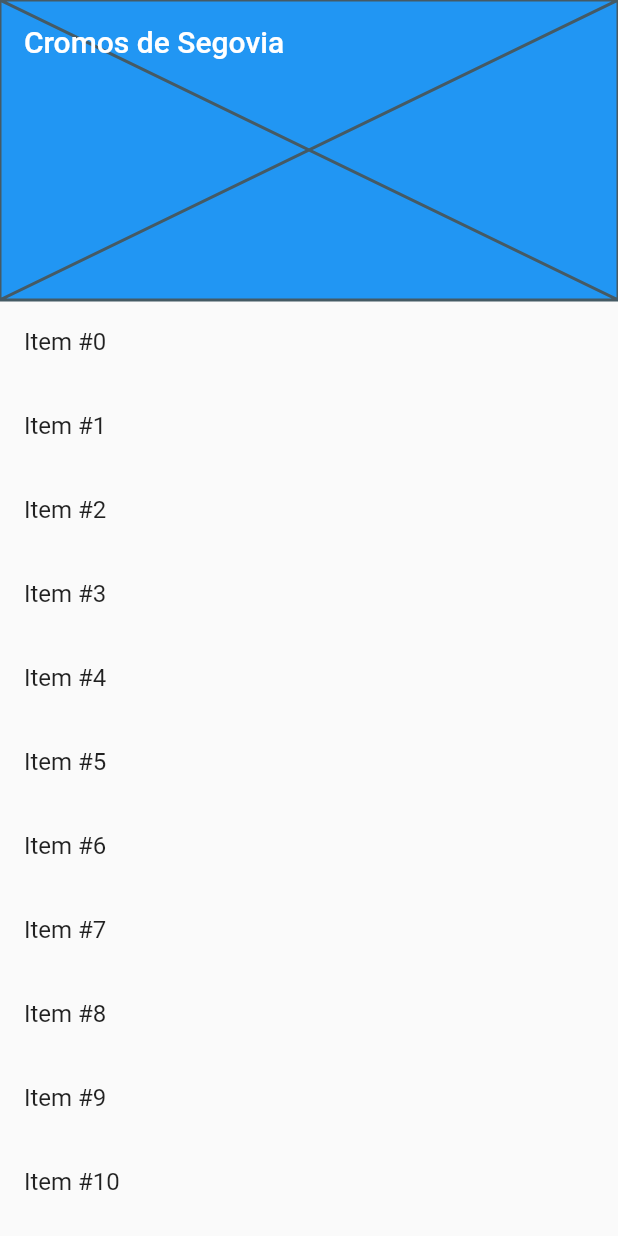
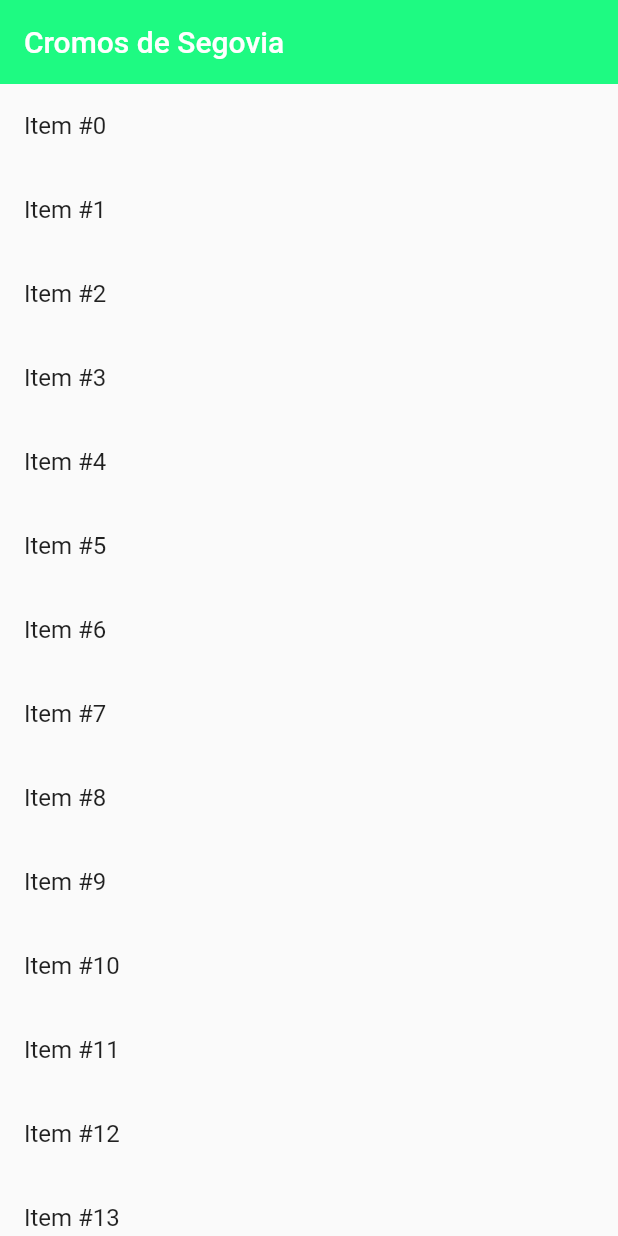
Before and after one commit to iscopan/odissea, a Flutter app: the screen it shows after launch, on a phone screen of 412 x 824 dp. Run offline on Flutter 3.47's test engine with Material 2 defaults, Android fonts, the phone set to English and light mode, and no system bars.

Commit message:
Cositas de la galería
asudfaosd

```diff
--- a/lib/galeria.dart
+++ b/lib/galeria.dart
@@ -22,15 +22,8 @@ class GaleriaState extends State<Galeria>{
             // Agrega un app bar al CustomScrollView
             SliverAppBar(
               title: Text('Cromos de Segovia'),
-              // Permite al usuario revelar el app bar si comienza a desplazarse
-              // hacia arriba en la lista de elementos
-              //Probablemente lo cambie
-
               floating: true,
-              // Mostrar un widget placeholder para visualizar el tamaño de reducción
-              flexibleSpace: Placeholder(),
-              // Aumentar la altura inicial de la SliverAppBar más de lo normal
-              expandedHeight: 200,
+              backgroundColor: Color.fromRGBO(30, 250, 130, 100),
             ),
             // A continuación, crea un SliverList
             SliverList(
@@ -41,7 +34,7 @@ class GaleriaState extends State<Galeria>{
                 // muestra el índice del elemento actual
                     (context, index) => ListTile(title: Text('Item #$index')),
                 // Construye 1000 ListTiles
-                childCount: 1000,
+                childCount: 20,
               ),
             ),
           ],
```
